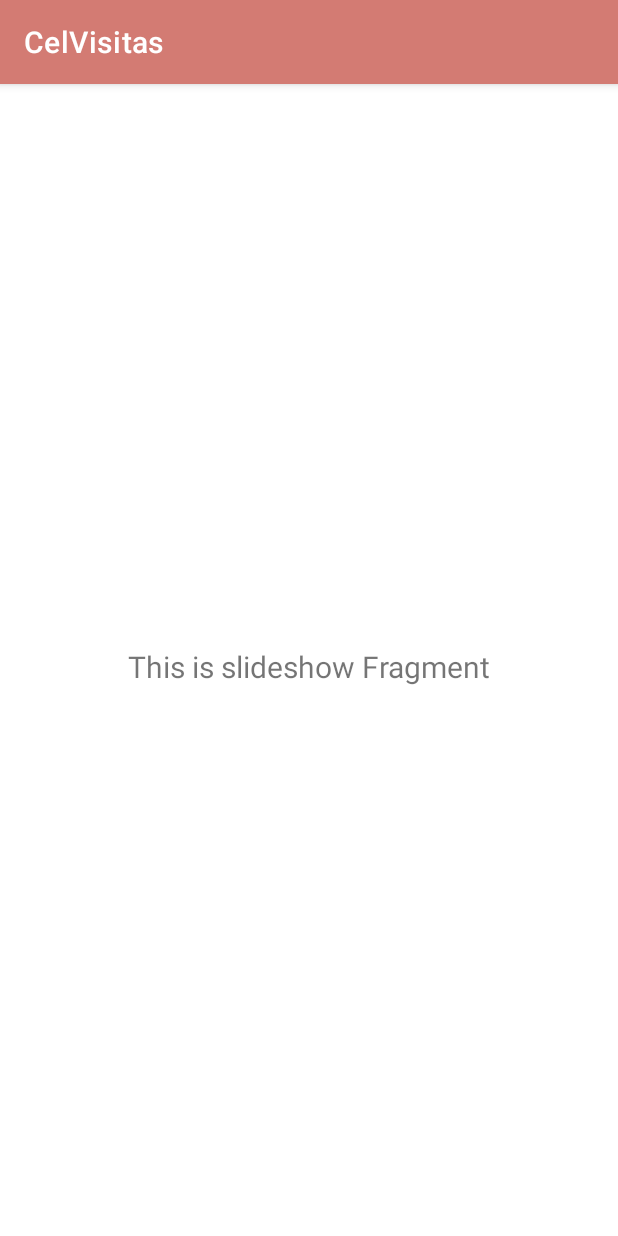
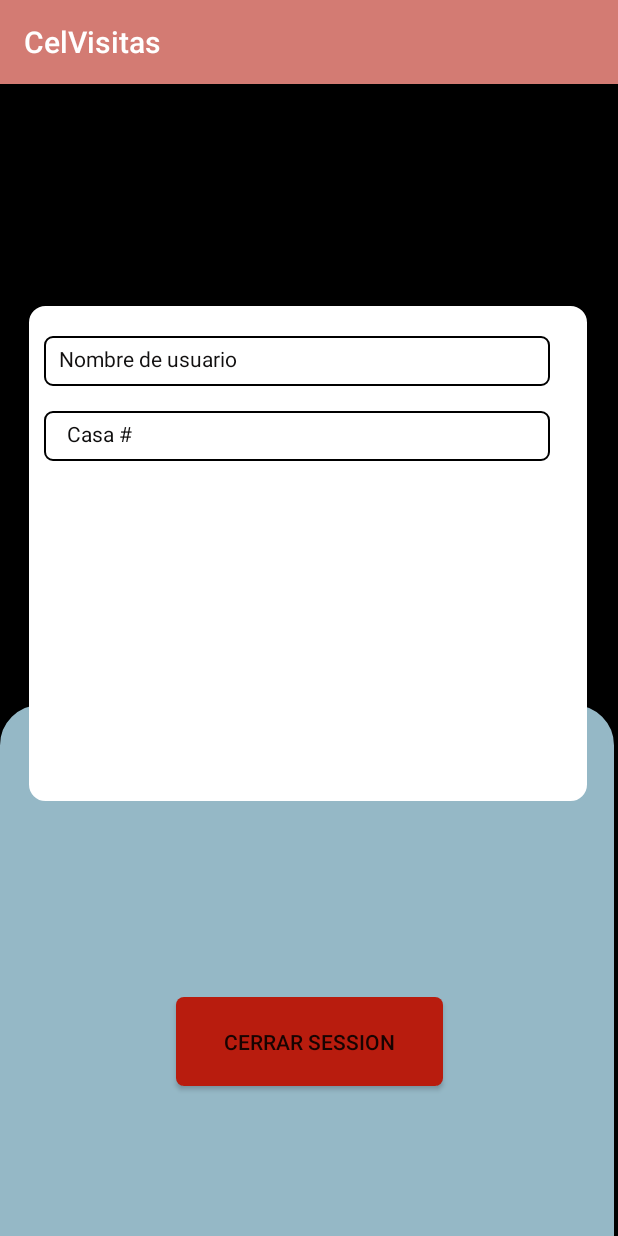
Before and after one commit to Johanquintero/celvisitas, an Android app: the fragment SlideshowFragment shown on its own in the app's theme, on a phone screen of 412 x 824 dp. Run offline under Robolectric (Android 15) with nearby library versions, the phone set to English and light mode, and no system bars.

Commit message:
Cambios archivos y complementos

```diff
--- a/app/build.gradle
+++ b/app/build.gradle
@@ -52,4 +52,7 @@ dependencies {
     implementation 'com.squareup.retrofit2:converter-gson:2.6.2'
     implementation 'com.github.bumptech.glide:glide:4.11.0'
     implementation 'com.google.code.gson:gson:2.8.8'
+
+//    implementation 'org.ligboy.retrofit2:converter-fastjson:2.1.0'
+    implementation 'org.ligboy.retrofit2:converter-fastjson-android:2.1.0'
 }
--- a/app/src/main/java/com/celar/celvisitas/ui/slideshow/SlideshowFragment.kt
+++ b/app/src/main/java/com/celar/celvisitas/ui/slideshow/SlideshowFragment.kt
@@ -31,9 +31,9 @@ class SlideshowFragment : Fragment() {
         _binding = FragmentSlideshowBinding.inflate(inflater, container, false)
         val root: View = binding.root
 
-        val textView: TextView = binding.textSlideshow
+//        val textView: TextView = binding.textSlideshow
         slideshowViewModel.text.observe(viewLifecycleOwner, Observer {
-            textView.text = it
+//            textView.text = it
         })
         return root
     }
--- a/app/src/main/res/drawable/material_button.xml
+++ b/app/src/main/res/drawable/material_button.xml
@@ -1,4 +1,19 @@
 <?xml version="1.0" encoding="utf-8"?>
-<shape xmlns:android="http://schemas.android.com/apk/res/android">
+<shape xmlns:android="http://schemas.android.com/apk/res/android"
+android:shape="rectangle">
+        <size
+            android:width="300dp"
+            android:height="100dp"
+            >
+        </size>
+
+        <corners
+            android:radius="5dp"
+            ></corners>
+
+        <stroke
+            android:width="2px"
+            android:color="@color/black"
+            ></stroke>
 
 </shape>
--- a/app/src/main/res/layout/activity_dashboard.xml
+++ b/app/src/main/res/layout/activity_dashboard.xml
@@ -22,4 +22,5 @@
         android:fitsSystemWindows="true"
         app:headerLayout="@layout/nav_header_dashboard"
         app:menu="@menu/activity_main_drawer" />
+
 </androidx.drawerlayout.widget.DrawerLayout>
--- a/app/src/main/res/layout/fragment_slideshow.xml
+++ b/app/src/main/res/layout/fragment_slideshow.xml
@@ -4,19 +4,73 @@
     xmlns:tools="http://schemas.android.com/tools"
     android:layout_width="match_parent"
     android:layout_height="match_parent"
+    android:background="@color/black"
     tools:context=".ui.slideshow.SlideshowFragment">
 
-    <TextView
-        android:id="@+id/text_slideshow"
-        android:layout_width="match_parent"
-        android:layout_height="wrap_content"
-        android:layout_marginStart="8dp"
-        android:layout_marginTop="8dp"
-        android:layout_marginEnd="8dp"
-        android:textAlignment="center"
-        android:textSize="20sp"
+    <FrameLayout
+        android:id="@+id/frameLayout3"
+        android:layout_width="409dp"
+        android:layout_height="394dp"
+        android:layout_marginBottom="-40dp"
+        android:background="@drawable/button"
+        android:backgroundTint="#95B8C6"
+        app:layout_constraintBottom_toBottomOf="parent"
+        app:layout_constraintTop_toTopOf="parent"
+        app:layout_constraintVertical_bias="1.0"
+        tools:layout_editor_absoluteX="1dp">
+
+    </FrameLayout>
+
+    <Button
+        android:id="@+id/button4"
+        android:layout_width="178dp"
+        android:layout_height="59dp"
+        android:layout_marginBottom="100dp"
+        android:background="@drawable/material_button_cancel"
+        android:text="@string/Logout"
         app:layout_constraintBottom_toBottomOf="parent"
         app:layout_constraintEnd_toEndOf="parent"
         app:layout_constraintStart_toStartOf="parent"
-        app:layout_constraintTop_toTopOf="parent" />
+        tools:iconSize="50dp" />
+
+    <FrameLayout
+        android:id="@+id/frameLayout2"
+        android:layout_width="372dp"
+        android:layout_height="330dp"
+        android:layout_marginTop="148dp"
+        android:background="@drawable/button_input"
+        android:backgroundTint="@color/white"
+        app:layout_constraintEnd_toEndOf="parent"
+        app:layout_constraintHorizontal_bias="0.487"
+        app:layout_constraintStart_toStartOf="parent"
+        app:layout_constraintTop_toTopOf="parent">
+
+        <TextView
+            android:id="@+id/textView2"
+            android:layout_width="337dp"
+            android:layout_height="33dp"
+            android:layout_marginLeft="10dp"
+            android:layout_marginTop="20dp"
+            android:background="@drawable/material_button"
+            android:paddingLeft="10dp"
+            android:paddingTop="5dp"
+            android:text="Nombre de usuario"
+            android:textColor="#121010" />
+
+        <TextView
+            android:id="@+id/textView3"
+            android:layout_width="337dp"
+            android:layout_height="33dp"
+            android:layout_marginLeft="10dp"
+            android:layout_marginTop="70dp"
+            android:background="@drawable/material_button"
+            android:paddingLeft="15dp"
+            android:paddingTop="5dp"
+            android:text="Casa #"
+            android:textColor="#0E0D0D"
+            app:layout_constraintStart_toStartOf="parent"
+            app:layout_constraintTop_toTopOf="parent" />
+
+    </FrameLayout>
+
 </androidx.constraintlayout.widget.ConstraintLayout>
--- a/app/src/main/res/layout/nav_header_dashboard.xml
+++ b/app/src/main/res/layout/nav_header_dashboard.xml
@@ -21,15 +21,16 @@
         app:srcCompat="@drawable/logosecurityvisit" />
 
     <TextView
+        android:id="@+id/name_user_nav"
         android:layout_width="match_parent"
         android:layout_height="wrap_content"
         android:paddingTop="@dimen/nav_header_vertical_spacing"
-        android:text="@string/app_name"
+        android:text="Nombre de usuario"
         android:textAppearance="@style/TextAppearance.AppCompat.Body1" />
 
     <TextView
         android:id="@+id/textView"
         android:layout_width="wrap_content"
         android:layout_height="wrap_content"
-        android:text="https://gsc.com.co/" />
+        android:text="@string/app_name" />
 </LinearLayout>
--- a/app/src/main/res/menu/activity_main_drawer.xml
+++ b/app/src/main/res/menu/activity_main_drawer.xml
@@ -16,7 +16,7 @@
         <item
             android:id="@+id/itemCerrarsession"
             android:icon="@drawable/logout"
-            android:onClick="Logout"
-            android:title="@string/Logout" />
+            android:title="@string/Logout"
+            android:visible="false" />
     </group>
 </menu>
--- a/app/src/main/res/values-night/themes.xml
+++ b/app/src/main/res/values-night/themes.xml
@@ -1,10 +1,10 @@
 <resources xmlns:tools="http://schemas.android.com/tools">
     <!-- Base application theme. -->
-    <style name="Theme.Celvisitas" parent="Theme.MaterialComponents.DayNight.DarkActionBar">
+    <style name="Theme.Celvisitas" parent="Theme.AppCompat.DayNight.DarkActionBar">
         <!-- Primary brand color. -->
         <item name="colorPrimary">@color/purple_200</item>
         <item name="colorPrimaryVariant">@color/purple_700</item>
-        <item name="colorOnPrimary">@color/black</item>
+        <item name="colorOnPrimary">@color/white</item>
         <!-- Secondary brand color. -->
         <item name="colorSecondary">@color/teal_200</item>
         <item name="colorSecondaryVariant">@color/teal_200</item>
--- a/app/src/main/res/values/themes.xml
+++ b/app/src/main/res/values/themes.xml
@@ -1,6 +1,6 @@
 <resources xmlns:tools="http://schemas.android.com/tools">
     <!-- Base application theme. -->
-    <style name="Theme.Celvisitas" parent="Theme.MaterialComponents.DayNight.DarkActionBar">
+    <style name="Theme.Celvisitas" parent="Theme.AppCompat.Light.DarkActionBar">
         <!-- Primary brand color. -->
         <item name="colorPrimary">@color/purple_200</item>
         <item name="colorPrimaryVariant">@color/purple_700</item>
```
Also changed, not shown: app/src/main/java/com/celar/celvisitas/Activities/LoginActivity.kt (+45 -19 lines), app/src/main/java/com/celar/celvisitas/interfaces/LoginAPI.kt (+3 -7 lines), app/src/main/java/com/celar/celvisitas/interfaces/VisitAPI.kt (+61 -1 lines), app/src/main/java/com/celar/celvisitas/models/Visit.kt (+10 -1 lines), app/src/main/java/com/celar/celvisitas/ui/home/HomeFragment.kt (+12 -3 lines), app/src/main/res/drawable/material_button_accept.xml (+4 -4 lines), app/src/main/res/drawable/material_button_cancel.xml (+5 -5 lines), app/src/main/res/layout/fragment_home.xml (+50 -11 lines).
